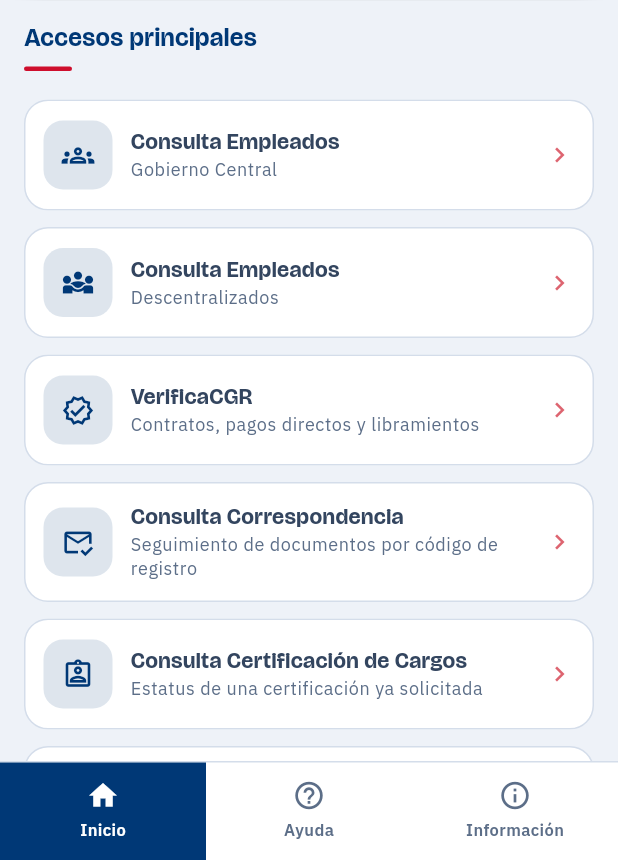
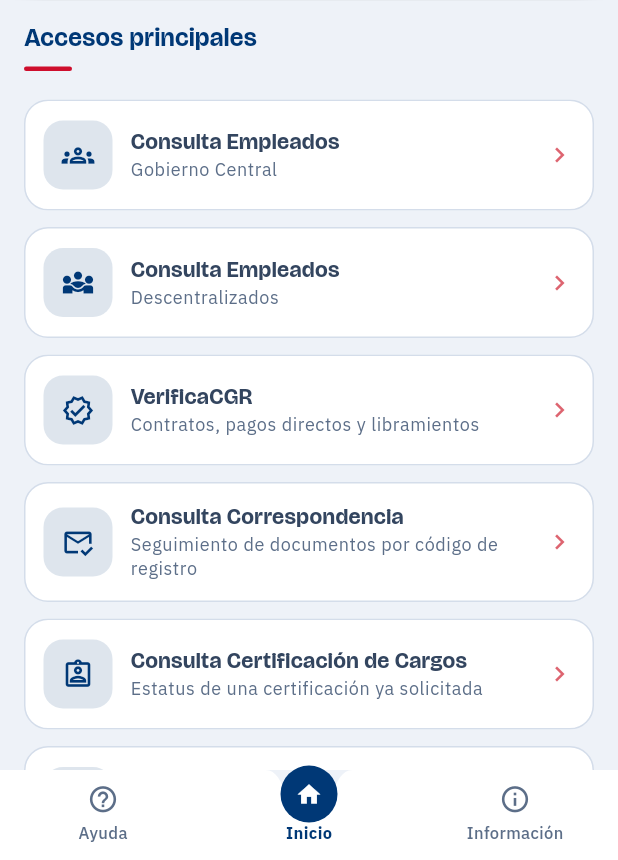
Before and after one commit to Hidalgo15/Trabajo-contralor-a, a Flutter app: the screen it shows after launch, on a phone screen of 412 x 824 dp, the part 376-1236 px from its top. Run offline on Flutter 3.47's test engine with Material 3 defaults, Android fonts, the phone set to English and light mode, and no system bars; our stand-ins replace pdf, printing, shared_preferences, webview_flutter.

Commit message:
Bottom nav: círculo con la cúpula encajado en un hueco que le bordea, sin sombra ni línea arriba, Inicio al centro y transición suave al cambiar de pestaña
Co-Authored-By: Claude Sonnet 5 <noreply@anthropic.com>

```diff
--- a/lib/Core/Navigation/app_shell.dart
+++ b/lib/Core/Navigation/app_shell.dart
@@ -1,6 +1,7 @@
 import 'package:flutter/material.dart';
 
 import 'package:consultas_y_contrataciones/Core/Navigation/servicios_app.dart';
+import 'package:consultas_y_contrataciones/Core/Presentation/app_loading_overlay.dart';
 import 'package:consultas_y_contrataciones/Core/Widgets/app_bottom_nav.dart';
 import 'package:consultas_y_contrataciones/Feature/Ayuda/Presentation/pagina_ayuda.dart';
 import 'package:consultas_y_contrataciones/Feature/Informacion/Presentation/pagina_informacion.dart';
@@ -9,8 +10,8 @@ import 'package:consultas_y_contrataciones/Feature/Menu/Presentation/pagina_menu
 /// Índice de cada pestaña de la barra inferior.
 class AppTab {
   const AppTab._();
-  static const int inicio = 0;
-  static const int ayuda = 1;
+  static const int ayuda = 0;
+  static const int inicio = 1;
   static const int informacion = 2;
 }
 
@@ -34,16 +35,19 @@ class _AppShellState extends State<AppShell> {
   final List<GlobalKey<NavigatorState>> _navKeys =
       List.generate(_cantPestanas, (_) => GlobalKey<NavigatorState>());
 
+  /// Mensaje del overlay de carga a pantalla completa. `null` = oculto.
+  String? _cargando;
+
   static const List<AppBottomNavItem> _items = [
+    AppBottomNavItem(
+      icono: Icons.help_outline,
+      iconoActivo: Icons.help,
+      label: 'Ayuda',
+    ),
     AppBottomNavItem(
       icono: Icons.home_outlined,
       iconoActivo: Icons.home,
       label: 'Inicio',
-    ),
-    AppBottomNavItem(
-      icono: Icons.help_outline,
-      iconoActivo: Icons.help,
-      label: 'Ayuda',
     ),
     AppBottomNavItem(
       icono: Icons.info_outline,
@@ -86,6 +90,14 @@ class _AppShellState extends State<AppShell> {
     });
   }
 
+  /// Muestra el overlay de carga cubriendo toda la pantalla (header, contenido
+  /// y barra inferior), sin importar en qué pestaña o pantalla esté el usuario.
+  void _mostrarCargando(String mensaje) => setState(() => _cargando = mensaje);
+
+  void _ocultarCargando() {
+    if (_cargando != null) setState(() => _cargando = null);
+  }
+
   void _manejarPop() {
     final nav = _navKeys[_tab].currentState;
     if (nav != null && nav.canPop()) {
@@ -101,7 +113,11 @@ class _AppShellState extends State<AppShell> {
     return AppShellScope(
       irAPestana: _irAPestana,
       abrirServicio: _abrirServicio,
-      child: PopScope(
+      mostrarCargando: _mostrarCargando,
+      ocultarCargando: _ocultarCargando,
+      child: Stack(
+        children: [
+          PopScope(
             canPop: false,
             onPopInvokedWithResult: (didPop, _) {
               if (!didPop) _manejarPop();
@@ -127,6 +143,17 @@ class _AppShellState extends State<AppShell> {
               ),
             ),
           ),
+          // Encima de todo: header, contenido y barra inferior incluidos.
+          // `Material(transparency)` le da al overlay el ancestro que sus
+          // `Text` necesitan (si no, Flutter los pinta con el subrayado de
+          // depuración por falta de `Material`).
+          if (_cargando != null)
+            Material(
+              type: MaterialType.transparency,
+              child: AppLoadingOverlay(message: _cargando!),
+            ),
+        ],
+      ),
     );
   }
 }
@@ -138,11 +165,18 @@ class AppShellScope extends InheritedWidget {
     super.key,
     required this.irAPestana,
     required this.abrirServicio,
+    required this.mostrarCargando,
+    required this.ocultarCargando,
     required super.child,
   });
 
   final void Function(int tab) irAPestana;
   final void Function(ServicioApp servicio) abrirServicio;
+
+  /// Overlay de carga a pantalla completa, por encima de header y barra
+  /// inferior. Pensado para operaciones largas (ej. captcha + consulta).
+  final void Function(String mensaje) mostrarCargando;
+  final VoidCallback ocultarCargando;
 
   static AppShellScope of(BuildContext context) {
     final scope = context.dependOnInheritedWidgetOfExactType<AppShellScope>();
--- a/lib/Core/Theme/app_theme.dart
+++ b/lib/Core/Theme/app_theme.dart
@@ -193,9 +193,9 @@ class AppTheme {
       pageTransitionsTheme: const PageTransitionsTheme(
         builders: {
           TargetPlatform.android: FadeForwardsPageTransitionsBuilder(),
-          TargetPlatform.iOS: CupertinoPageTransitionsBuilder(),
+          TargetPlatform.iOS: FadeForwardsPageTransitionsBuilder(),
           TargetPlatform.linux: FadeForwardsPageTransitionsBuilder(),
-          TargetPlatform.macOS: CupertinoPageTransitionsBuilder(),
+          TargetPlatform.macOS: FadeForwardsPageTransitionsBuilder(),
           TargetPlatform.windows: FadeForwardsPageTransitionsBuilder(),
         },
       ),
--- a/lib/Core/Widgets/app_bottom_nav.dart
+++ b/lib/Core/Widgets/app_bottom_nav.dart
@@ -15,10 +15,16 @@ class AppBottomNavItem {
   final String label;
 }
 
-/// Barra inferior de la app. Etiquetas siempre visibles; la pestaña activa se
-/// pinta con un bloque azul institucional de borde a borde (incluida el área de
-/// gestos del sistema), como en el mockup.
-class AppBottomNav extends StatelessWidget {
+// --- Geometría de la barra (px lógicos) ---
+const double _kAltoBarra = 60; // alto de la barra blanca
+const double _kDisco = 38; // diámetro del círculo elevado
+const double _kAsoma = 3; // cuánto sobresale el círculo por encima de la barra
+
+/// Barra inferior de la app: barra baja con la pestaña activa dentro de un
+/// círculo azul que apenas asoma, encajado en un hueco cuyo borde blanco sigue
+/// el contorno del círculo. Al tocar otra pestaña, el círculo y el hueco se
+/// deslizan con una transición suave.
+class AppBottomNav extends StatefulWidget {
   const AppBottomNav({
     super.key,
     required this.index,
@@ -31,30 +37,92 @@ class AppBottomNav extends StatelessWidget {
   final List<AppBottomNavItem> items;
 
   @override
+  State<AppBottomNav> createState() => _AppBottomNavState();
+}
+
+class _AppBottomNavState extends State<AppBottomNav>
+    with SingleTickerProviderStateMixin {
+  late final AnimationController _ctrl = AnimationController(
+    vsync: this,
+    duration: const Duration(milliseconds: 320),
+  );
+
+  /// Posición interpolada del indicador (en unidades de "índice": 0, 1, 2…).
+  late Animation<double> _pos = AlwaysStoppedAnimation(widget.index.toDouble());
+
+  @override
+  void didUpdateWidget(covariant AppBottomNav oldWidget) {
+    super.didUpdateWidget(oldWidget);
+    if (oldWidget.index != widget.index) {
+      _pos =
+          Tween<double>(
+            begin: _pos.value,
+            end: widget.index.toDouble(),
+          ).animate(
+            CurvedAnimation(parent: _ctrl, curve: Curves.easeInOutCubic),
+          );
+      _ctrl.forward(from: 0);
+    }
+  }
+
+  @override
+  void dispose() {
+    _ctrl.dispose();
+    super.dispose();
+  }
+
+  @override
   Widget build(BuildContext context) {
     final c = context.colores;
     final insetInferior = MediaQuery.viewPaddingOf(context).bottom;
+    final total = widget.items.length;
 
-    return Container(
-      decoration: BoxDecoration(
-        color: c.superficie,
-        border: Border(top: BorderSide(color: c.borde)),
-      ),
-      child: IntrinsicHeight(
-        child: Row(
-          crossAxisAlignment: CrossAxisAlignment.stretch,
+    final fila = Row(
       children: [
-            for (var i = 0; i < items.length; i++)
+        for (var i = 0; i < total; i++)
           Expanded(
             child: _NavButton(
-                  item: items[i],
-                  seleccionado: i == index,
+              item: widget.items[i],
+              activo: i == widget.index,
               insetInferior: insetInferior,
-                  onTap: () => onSelect(i),
+              onTap: () => widget.onSelect(i),
             ),
           ),
       ],
+    );
+
+    return SizedBox(
+      height: _kAltoBarra + insetInferior,
+      child: LayoutBuilder(
+        builder: (context, cons) {
+          final anchoItem = cons.maxWidth / total;
+          return AnimatedBuilder(
+            animation: _pos,
+            child: fila,
+            builder: (context, child) {
+              final cx = (_pos.value + 0.5) * anchoItem;
+              return Stack(
+                clipBehavior: Clip.none,
+                children: [
+                  Positioned.fill(
+                    child: CustomPaint(
+                      painter: _BarraPainter(
+                        cx: cx,
+                        relleno: c.superficie,
                       ),
+                    ),
+                  ),
+                  Positioned.fill(child: child!),
+                  Positioned(
+                    left: cx - _kDisco / 2,
+                    top: -_kAsoma,
+                    child: _Disco(item: widget.items[widget.index]),
+                  ),
+                ],
+              );
+            },
+          );
+        },
       ),
     );
   }
@@ -63,39 +131,38 @@ class AppBottomNav extends StatelessWidget {
 class _NavButton extends StatelessWidget {
   const _NavButton({
     required this.item,
-    required this.seleccionado,
+    required this.activo,
     required this.insetInferior,
     required this.onTap,
   });
 
   final AppBottomNavItem item;
-  final bool seleccionado;
+  final bool activo;
   final double insetInferior;
   final VoidCallback onTap;
 
   @override
   Widget build(BuildContext context) {
     final c = context.colores;
-    final color = seleccionado ? Colors.white : c.tenue;
+    final color = activo ? AppColors.marca : c.tenue;
 
     return Semantics(
       button: true,
-      selected: seleccionado,
+      selected: activo,
       label: item.label,
       excludeSemantics: true,
       child: GestureDetector(
         onTap: onTap,
         behavior: HitTestBehavior.opaque,
-        child: Container(
-          color: seleccionado ? AppColors.marca : Colors.transparent,
-          padding: EdgeInsets.fromLTRB(4, 11, 4, insetInferior + 11),
+        child: Padding(
+          padding: EdgeInsets.fromLTRB(4, 9, 4, insetInferior + 9),
           child: Column(
             mainAxisSize: MainAxisSize.min,
             children: [
-              Icon(
-                seleccionado ? item.iconoActivo : item.icono,
-                size: 22,
-                color: color,
+              // El ícono se oculta cuando está activo: lo muestra el disco.
+              Opacity(
+                opacity: activo ? 0 : 1,
+                child: Icon(item.icono, size: 21, color: color),
               ),
               const SizedBox(height: 4),
               Text(
@@ -105,7 +172,7 @@ class _NavButton extends StatelessWidget {
                 style: TextStyle(
                   fontFamily: AppTypography.cuerpo,
                   fontSize: 11,
-                  fontWeight: FontWeight.w600,
+                  fontWeight: activo ? FontWeight.w700 : FontWeight.w500,
                   color: color,
                 ),
               ),
@@ -116,3 +183,78 @@ class _NavButton extends StatelessWidget {
     );
   }
 }
+
+class _Disco extends StatelessWidget {
+  const _Disco({required this.item});
+
+  final AppBottomNavItem item;
+
+  @override
+  Widget build(BuildContext context) {
+    return IgnorePointer(
+      child: Container(
+        width: _kDisco,
+        height: _kDisco,
+        decoration: const BoxDecoration(
+          color: AppColors.marca,
+          shape: BoxShape.circle,
+        ),
+        child: Center(
+          child: AnimatedSwitcher(
+            duration: const Duration(milliseconds: 200),
+            child: Icon(
+              item.iconoActivo,
+              key: ValueKey(item.label),
+              size: 18,
+              color: Colors.white,
+            ),
+          ),
+        ),
+      ),
+    );
+  }
+}
+
+/// Pinta la barra: una superficie blanca con un hueco cóncavo centrado en [cx]
+/// cuyo borde sigue el contorno del círculo (deja ~6 px de aire). Sin línea ni
+/// sombra arriba: el borde es el filo blanco de la propia barra.
+class _BarraPainter extends CustomPainter {
+  _BarraPainter({required this.cx, required this.relleno});
+
+  final double cx;
+  final Color relleno;
+
+  static const double _lineaY = 0; // la barra blanca llega hasta arriba
+  static const double _cyDisco = _kDisco / 2 - _kAsoma; // centro del círculo
+  // El hueco es más chico que el disco: la barra pasa ~3 px por detrás del
+  // borde del círculo, así no queda ningún filo de fondo asomando.
+  static const double _radio = _kDisco / 2 - 3;
+  static const double _hombro = _radio + 13; // medio ancho del hueco
+
+  @override
+  void paint(Canvas canvas, Size size) {
+    final by = _cyDisco + _radio; // fondo del hueco
+    final barra = Path()
+      ..moveTo(0, _lineaY)
+      ..lineTo(cx - _hombro, _lineaY)
+      ..cubicTo(cx - _hombro * 0.5, _lineaY, cx - _radio, by, cx, by)
+      ..cubicTo(
+        cx + _radio,
+        by,
+        cx + _hombro * 0.5,
+        _lineaY,
+        cx + _hombro,
+        _lineaY,
+      )
+      ..lineTo(size.width, _lineaY)
+      ..lineTo(size.width, size.height)
+      ..lineTo(0, size.height)
+      ..close();
+
+    canvas.drawPath(barra, Paint()..color = relleno);
+  }
+
+  @override
+  bool shouldRepaint(covariant _BarraPainter old) =>
+      old.cx != cx || old.relleno != relleno;
+}
```
Lines whose indentation alone changed are shown as unchanged.
